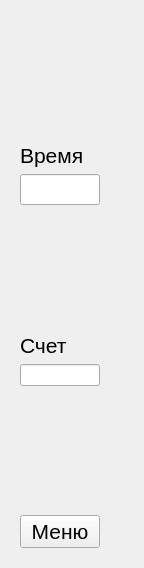
This is MyMainForm_2.ui in GoodAway1/MyProject as Qt 5 draws it before an edit. The edited form follows.
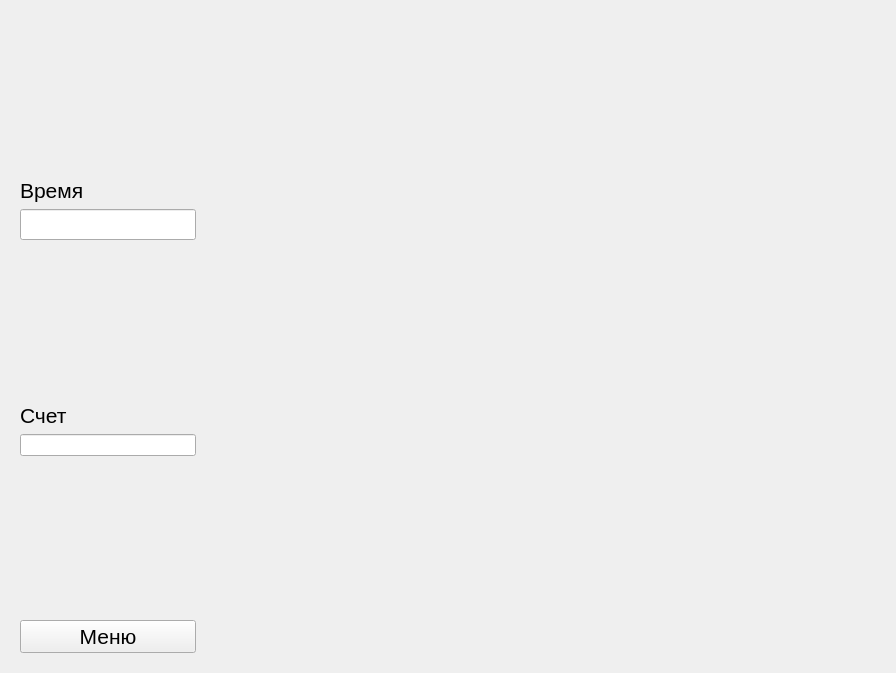
This is the edited form.

Commit message: Начало_1

The edit to the form file:
```diff
--- a/MyMainForm_2.ui
+++ b/MyMainForm_2.ui
@@ -6,8 +6,8 @@
    <rect>
     <x>0</x>
     <y>0</y>
-    <width>140</width>
-    <height>568</height>
+    <width>896</width>
+    <height>673</height>
    </rect>
   </property>
   <property name="windowTitle">
```
The commit also changes 1 other file.
